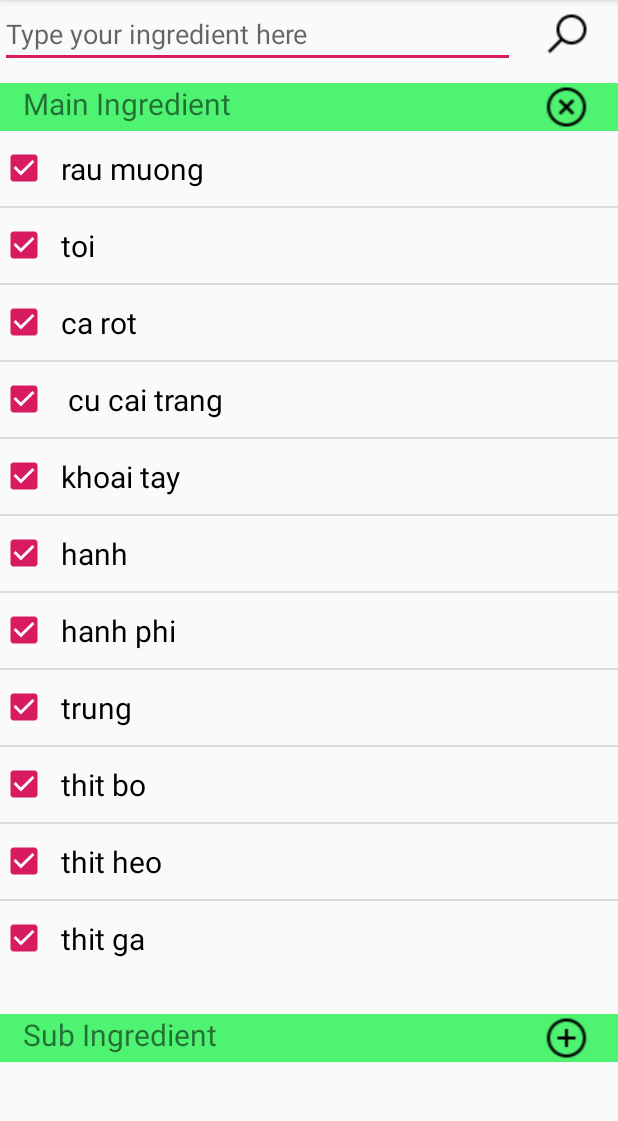
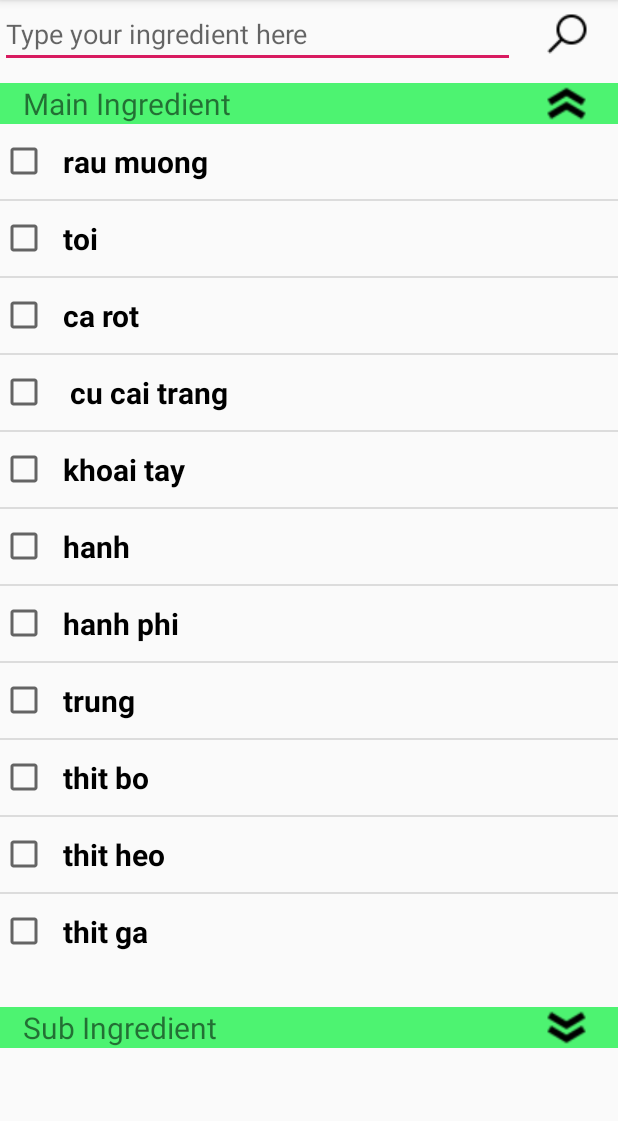
Before and after one commit to Zeristine/HCI_Project, an Android app: the PickIngridientActivity screen opened directly, with no data from a screen before it, after a tap on "Main Ingredient", on a phone screen of 412 x 824 dp, the part 84-1205 px from its top. Run offline under Robolectric (Android 15) with nearby library versions, the phone set to English and light mode, and no system bars.

Commit message:
Re-edit Pick Ingredient Activity

```diff
--- a/HCI_Project/app/src/main/java/day01/huy/hci_project/PickIngridientActivity.java
+++ b/HCI_Project/app/src/main/java/day01/huy/hci_project/PickIngridientActivity.java
@@ -2,11 +2,11 @@ package day01.huy.hci_project;
 
 import android.os.Bundle;
 import android.support.v7.app.AppCompatActivity;
+import android.view.MotionEvent;
 import android.view.View;
 import android.widget.AdapterView;
 import android.widget.ArrayAdapter;
 import android.widget.AutoCompleteTextView;
-import android.widget.CheckBox;
 import android.widget.ImageButton;
 import android.widget.ImageView;
 import android.widget.ListView;
@@ -15,7 +15,6 @@ import android.widget.Toast;
 import java.util.ArrayList;
 import java.util.Arrays;
 import java.util.List;
-import java.util.stream.Stream;
 
 import day01.huy.hci_project.custom.TextAdapter;
 
@@ -45,8 +44,8 @@ public class PickIngridientActivity extends AppCompatActivity {
         List<String> ingredients = new ArrayList<>(mainIngredient);
         ingredients.addAll(subIngredient);
 
-        imgIcon1.setImageResource(R.drawable.icons_plus);
-        imgIcon2.setImageResource(R.drawable.icons_plus);
+        imgIcon1.setImageResource(R.drawable.icons_double_down);
+        imgIcon2.setImageResource(R.drawable.icons_double_down);
         btnSearch.setImageResource(R.drawable.icons_search);
         ArrayAdapter<String> adapter =
                 new ArrayAdapter<>(PickIngridientActivity.this, android.R.layout.simple_dropdown_item_1line,
@@ -56,10 +55,9 @@ public class PickIngridientActivity extends AppCompatActivity {
         txtIngredient.setOnItemClickListener(new AdapterView.OnItemClickListener() {
             @Override
             public void onItemClick(AdapterView<?> parent, View view, int position, long id) {
+                String value = (String) parent.getItemAtPosition(position);
                 Toast.makeText(PickIngridientActivity.this,
-                        "The ingredient has been selected", Toast.LENGTH_SHORT).show();
-                String text = (String) parent.getItemAtPosition(position);
-                // ahihi
+                        "The ingredient " + value + " has been selected", Toast.LENGTH_SHORT).show();
             }
         });
         btnSearch.setOnClickListener(new View.OnClickListener() {
@@ -68,27 +66,31 @@ public class PickIngridientActivity extends AppCompatActivity {
 
             }
         });
+
+        lstMainIngredient.setAdapter(new TextAdapter(this, R.layout.layout_list_view_simple_row, mainIngredient));
+
         lstSubIngredient.setAdapter(new TextAdapter(this, R.layout.layout_list_view_simple_row, subIngredient));
-        lstMainIngredient.setAdapter(new TextAdapter(this, R.layout.layout_list_view_simple_row, mainIngredient));
+
     }
 
     public void clickToShowMainList(View view) {
-        if(imgIcon1.getDrawable().getConstantState().equals(getDrawable(R.drawable.icons_plus).getConstantState())){
+        if (imgIcon1.getDrawable().getConstantState().equals(getDrawable(R.drawable.icons_double_down).getConstantState())) {
             lstMainIngredient.setVisibility(View.VISIBLE);
-            imgIcon1.setImageResource(R.drawable.icons_cancel);
-        }else{
+            imgIcon1.setImageResource(R.drawable.icons_double_up);
+        } else {
             lstMainIngredient.setVisibility(View.GONE);
-            imgIcon1.setImageResource(R.drawable.icons_plus);
+            imgIcon1.setImageResource(R.drawable.icons_double_down);
         }
     }
 
     public void clickToShowSubList(View view) {
-        if(imgIcon2.getDrawable().getConstantState().equals(getDrawable(R.drawable.icons_plus).getConstantState())){
+        if (imgIcon2.getDrawable().getConstantState().equals(getDrawable(R.drawable.icons_double_down).getConstantState())) {
             lstSubIngredient.setVisibility(View.VISIBLE);
-            imgIcon2.setImageResource(R.drawable.icons_cancel);
-        }else{
+            imgIcon2.setImageResource(R.drawable.icons_double_up);
+        } else {
             lstSubIngredient.setVisibility(View.GONE);
-            imgIcon2.setImageResource(R.drawable.icons_plus);
+            imgIcon2.setImageResource(R.drawable.icons_double_down);
         }
     }
+
 }
--- a/HCI_Project/app/src/main/java/day01/huy/hci_project/custom/TextAdapter.java
+++ b/HCI_Project/app/src/main/java/day01/huy/hci_project/custom/TextAdapter.java
@@ -9,6 +9,7 @@ import android.view.ViewGroup;
 import android.widget.ArrayAdapter;
 import android.widget.CheckBox;
 import android.widget.TextView;
+import android.widget.Toast;
 
 import java.util.List;
 
@@ -29,32 +30,29 @@ public class TextAdapter extends ArrayAdapter<String> {
 
     @NonNull
     @Override
-    public View getView(int position, @Nullable View convertView, @NonNull ViewGroup parent) {
+    public View getView(final int position, @Nullable View convertView, @NonNull ViewGroup parent) {
         final ViewHolder viewHolder;
         if (convertView == null) {
             convertView = LayoutInflater.from(context).inflate(R.layout.layout_list_view_simple_row, parent, false);
             viewHolder = new ViewHolder();
-            viewHolder.txtListItem = convertView.findViewById(R.id.txtListItem);
             viewHolder.checkBox = convertView.findViewById(R.id.chkListItem);
             convertView.setTag(viewHolder);
         } else {
             viewHolder = (ViewHolder) convertView.getTag();
         }
-        viewHolder.txtListItem.setText(items.get(position));
-        viewHolder.checkBox.setChecked(true);
+
+        viewHolder.checkBox.setText(items.get(position));
+        viewHolder.checkBox.setChecked(false);
         viewHolder.checkBox.setOnClickListener(new View.OnClickListener() {
             @Override
             public void onClick(View v) {
-                if(viewHolder.checkBox.isChecked()){
 
-                }
             }
         });
         return convertView;
     }
 
     public class ViewHolder {
-        TextView txtListItem;
         CheckBox checkBox;
     }
 }
--- a/HCI_Project/app/src/main/res/layout/activity_pick_ingridient.xml
+++ b/HCI_Project/app/src/main/res/layout/activity_pick_ingridient.xml
@@ -6,6 +6,7 @@
     android:orientation="vertical"
     tools:context=".PickIngridientActivity"
     >
+
     <LinearLayout
         android:layout_width="match_parent"
         android:layout_height="wrap_content"
--- a/HCI_Project/app/src/main/res/layout/layout_list_view_simple_row.xml
+++ b/HCI_Project/app/src/main/res/layout/layout_list_view_simple_row.xml
@@ -2,22 +2,16 @@
 <LinearLayout xmlns:android="http://schemas.android.com/apk/res/android"
     android:layout_width="match_parent"
     android:layout_height="50dp"
-    android:orientation="horizontal"
-    android:weightSum="10">
+    android:orientation="vertical"
+    >
     <CheckBox
         android:id="@+id/chkListItem"
-        android:layout_width="0dp"
+        android:layout_width="match_parent"
         android:layout_height="match_parent"
-        android:layout_weight="1"
-        />
-    <TextView
-        android:id="@+id/txtListItem"
-        android:layout_width="0dp"
-        android:layout_height="match_parent"
-        android:layout_weight="9"
+        android:textSize="20dp"
+        android:paddingLeft="10dp"
+        android:text="Ingredient here"
         android:textColor="@color/black"
-        android:gravity="center_vertical"
-        android:textSize="20dp"
-        android:text="Ingredient here"
+        android:textStyle="bold"
         />
 </LinearLayout>
```
Also changed, not shown: HCI_Project/app/src/main/res/drawable/icons_double_down.png (added), HCI_Project/app/src/main/res/drawable/icons_double_up.png (added).
